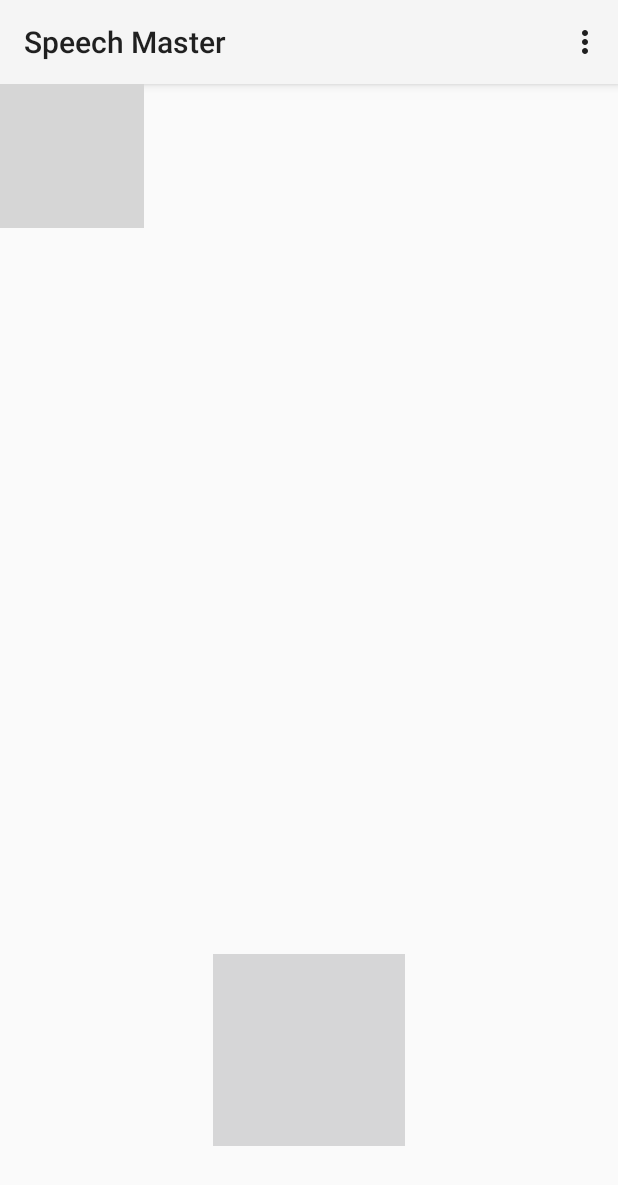
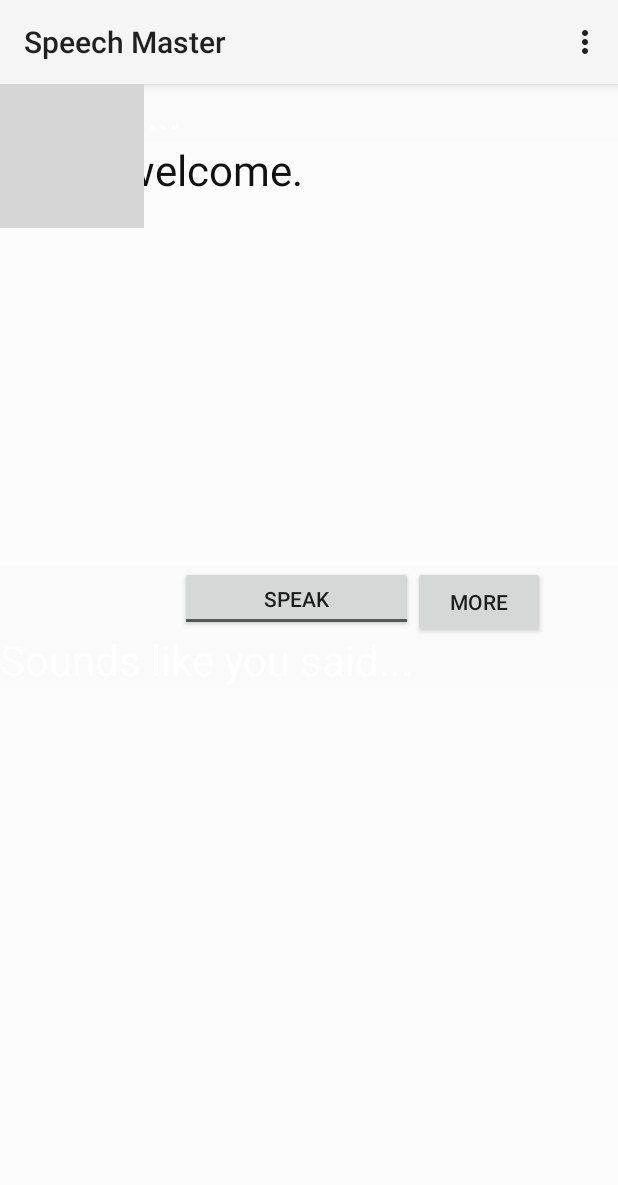
Before and after one commit to jshepdevelopment/SpeechMaster, an Android app: the screen it shows after launch (VoiceRecognitionActivity), in the options menu, after a tap on "Settings", on a phone screen of 412 x 824 dp. Shown: the top 1185 px of the screen. Run offline under Robolectric (Android 15) with nearby library versions, the phone set to English and light mode, and no system bars; grey boxes are pictures that could not be loaded.

Commit message:
Major update to UI. Random sentence generator implemented.

```diff
--- a/app/src/main/AndroidManifest.xml
+++ b/app/src/main/AndroidManifest.xml
@@ -1,12 +1,6 @@
 <?xml version="1.0" encoding="utf-8"?>
 <manifest xmlns:android="http://schemas.android.com/apk/res/android"
-    package="com.rickgoldman.speechmaster"
-    android:versionCode="1"
-    android:versionName="1.0" >
-
-    <uses-sdk
-        android:minSdkVersion="8"
-        android:targetSdkVersion="19" />
+    package="com.rickgoldman.speechmaster" >
 
     <uses-permission android:name="android.permission.RECORD_AUDIO" />
 
--- a/app/src/main/java/com/rickgoldman/speechmaster/VoiceRecognitionActivity.java
+++ b/app/src/main/java/com/rickgoldman/speechmaster/VoiceRecognitionActivity.java
@@ -5,14 +5,18 @@
  */
 
 import java.util.ArrayList;
+import java.util.Random;
 
+import android.content.DialogInterface;
+import android.os.Bundle;
+import android.widget.Button;
+import android.widget.Toast;
 import android.content.Context;
 import android.graphics.PorterDuff;
 import android.speech.RecognitionListener;
 import android.speech.RecognizerIntent;
 import android.speech.SpeechRecognizer;
 import android.content.Intent;
-import android.os.Bundle;
 import android.support.v7.app.ActionBarActivity;
 import android.util.Log;
 import android.view.Menu;
@@ -24,25 +28,29 @@
 import android.widget.CompoundButton.OnCheckedChangeListener;
 import android.widget.ProgressBar;
 import android.widget.TextView;
-import android.widget.Toast;
 import android.widget.ToggleButton;
 
 public class VoiceRecognitionActivity extends ActionBarActivity implements RecognitionListener {
 
-    private TextView returnedText;
+    private TextView returnedText, textPhrase;
     private ToggleButton toggleButton;
+    private Button randomButton;
     private ProgressBar progressBar;
     private SpeechRecognizer speech = null;
     private Intent recognizerIntent;
     private String LOG_TAG = "VoiceRecognitionActivity";
 
+
     @Override
     protected void onCreate(Bundle savedInstanceState) {
+
         super.onCreate(savedInstanceState);
         setContentView(R.layout.activity_main);
+        textPhrase = (TextView) findViewById(R.id.textPhrase);
         returnedText = (TextView) findViewById(R.id.textView1);
         progressBar = (ProgressBar) findViewById(R.id.progressBar1);
         toggleButton = (ToggleButton) findViewById(R.id.toggleButton1);
+        randomButton = (Button) findViewById(R.id.randomButton);
 
         progressBar.setVisibility(View.INVISIBLE);
         speech = SpeechRecognizer.createSpeechRecognizer(this);
@@ -58,11 +66,11 @@
 
         toggleButton.setOnCheckedChangeListener(new OnCheckedChangeListener() {
 
+
             @Override
             public void onCheckedChanged(CompoundButton buttonView,
                                          boolean isChecked) {
                 if (isChecked) {
-                    buttonEffect(toggleButton);
                     progressBar.setVisibility(View.VISIBLE);
                     progressBar.setIndeterminate(true);
                     speech.startListening(recognizerIntent);
@@ -71,6 +79,7 @@
                     progressBar.setVisibility(View.INVISIBLE);
                     speech.stopListening();
                 }
+
             }
         });
 
@@ -91,6 +100,12 @@
             case R.id.action_settings:
                 openSettings();
                 return true;
+            case R.id.action_about:
+                aboutApp();
+                return true;
+            case R.id.action_exit:
+                exitApp();
+                return true;
             default:
                 return super.onOptionsItemSelected(item);
         }
@@ -106,25 +121,37 @@
         toast.show();
     }
 
-    public static void buttonEffect(View button){
-        button.setOnTouchListener(new View.OnTouchListener() {
+    public void exitApp() {
+        //Do something with settings.
+        Context context = getApplicationContext();
+        CharSequence text = "Goodbye!";
+        int duration = Toast.LENGTH_SHORT;
 
-            public boolean onTouch(View v, MotionEvent event) {
-                switch (event.getAction()) {
-                    case MotionEvent.ACTION_DOWN: {
-                        v.getBackground().setColorFilter(0xe0f47521, PorterDuff.Mode.SRC_ATOP);
-                        v.invalidate();
-                        break;
-                    }
-                    case MotionEvent.ACTION_UP: {
-                        v.getBackground().clearColorFilter();
-                        v.invalidate();
-                        break;
-                    }
-                }
-                return false;
-            }
-        });
+        Toast toast = Toast.makeText(context, text, duration);
+        toast.show();
+        super.finish();
+    }
+
+    public void aboutApp() {
+        //Do something with settings.
+        Context context = getApplicationContext();
+        CharSequence text = "Speech Master!";
+        int duration = Toast.LENGTH_SHORT;
+
+        Toast toast = Toast.makeText(context, text, duration);
+        toast.show();
+    }
+
+    public void makePhrase(View view) {
+
+        Random rn = new Random();
+        int phraseNum = rn.nextInt(8) + 1;
+
+        int[] phraseArray = new int[] { R.string.s1, R.string.s2, R.string.s3,
+                R.string.s4, R.string.s5, R.string.s6, R.string.s7, R.string.s8 };
+
+               textPhrase.setText(phraseArray[phraseNum]);
+
     }
 
     @Override
--- a/app/src/main/res/drawable/toggle_selector.xml
+++ /dev/null
@@ -1,9 +0,0 @@
-<?xml version="1.0" encoding="utf-8"?>
-<selector xmlns:android="http://schemas.android.com/apk/res/android">
-    <item
-        android:drawable="@drawable/toggle_on"
-        android:state_checked="true"/>
-    <item
-        android:drawable="@drawable/toggle_off"
-        android:state_checked="false"/>
-</selector>
--- a/app/src/main/res/layout/activity_main.xml
+++ b/app/src/main/res/layout/activity_main.xml
@@ -1,4 +1,5 @@
 <?xml version="1.0" encoding="utf-8"?>
+
 <RelativeLayout xmlns:android="http://schemas.android.com/apk/res/android"
     android:layout_width="match_parent"
     android:layout_height="match_parent"
@@ -20,7 +21,7 @@
         android:layout_height="wrap_content"
         android:paddingLeft="5dp"
         android:paddingRight="5dp"
-        android:layout_alignParentTop="true"
+        android:layout_alignParentBottom="true"
         android:layout_alignParentLeft="true"
         android:layout_alignParentStart="true" />
 
@@ -29,31 +30,75 @@
         android:layout_width="match_parent"
         android:layout_height="wrap_content"
         android:textSize="28sp"
+        android:textColor="#111111"
+        android:layout_below="@+id/textView2"
+        android:layout_alignParentLeft="true"
+        android:layout_alignParentStart="true"
+        android:layout_above="@+id/progressBar1"
+        android:background="#64ffffff" />
+
+    <ToggleButton
+        android:layout_width="49dp"
+        android:layout_height="43dp"
+        android:id="@+id/toggleButton1"
+        android:textOff="Speak"
+        android:textOn="Speaking"
+
+        android:layout_above="@+id/textView2"
+        android:layout_toStartOf="@+id/randomButton"
+        android:layout_toLeftOf="@+id/randomButton"
+        android:layout_toRightOf="@+id/textView"
+        android:layout_toEndOf="@+id/textView" />
+
+    <TextView
+        android:layout_width="wrap_content"
+        android:layout_height="wrap_content"
+        android:textAppearance="?android:attr/textAppearanceLarge"
+        android:text="@string/say_this"
+        android:textSize="28sp"
         android:textColor="#FFFFFF"
+        android:id="@+id/textView"
+        android:layout_alignParentTop="true"
+        android:layout_alignParentLeft="true"
+        android:layout_alignParentStart="true" />
+
+    <TextView
+        android:layout_width="wrap_content"
+        android:layout_height="wrap_content"
+        android:textAppearance="?android:attr/textAppearanceLarge"
+        android:text="@string/sounds_like"
+        android:textSize="28sp"
+        android:textColor="#FFFFFF"
+        android:id="@+id/textView2"
         android:layout_centerVertical="true"
         android:layout_alignParentLeft="true"
-        android:layout_alignParentStart="true"
-        android:textAlignment="center" />
+        android:layout_alignParentStart="true" />
 
-    <LinearLayout
+    <TextView
+        android:id="@+id/textPhrase"
+        android:layout_width="match_parent"
+        android:layout_height="wrap_content"
+        android:textSize="28sp"
+        android:textColor="#111111"
+        android:textAlignment="center"
+        android:layout_below="@+id/textView"
+        android:layout_alignParentRight="true"
+        android:layout_alignParentEnd="true"
+        android:layout_above="@+id/toggleButton1"
+        android:background="#64ffffff" />
+
+    <Button
         android:layout_width="wrap_content"
         android:layout_height="wrap_content"
-        android:layout_alignParentBottom="true"
-        android:layout_centerHorizontal="true"
-        android:layout_marginBottom="60dp"
-        android:gravity="center"
-        android:orientation="vertical"
-        android:id="@+id/linearLayout">
+        android:text="@string/more"
+        android:id="@+id/randomButton"
+        android:layout_alignTop="@+id/toggleButton1"
+        android:layout_toRightOf="@+id/textView2"
+        android:layout_toEndOf="@+id/textView2"
+        android:enabled="true"
+        android:clickable="true"
+        android:onClick="makePhrase"
 
-        <ToggleButton
-            android:layout_width="128dp"
-            android:layout_height="128dp"
-            android:id="@+id/toggleButton1"
-            android:background="@drawable/toggle_selector"
-            android:textOff=""
-            android:textOn=""
-
-             />
-    </LinearLayout>
+         />
 
 </RelativeLayout>
--- a/app/src/main/res/menu/menu_main.xml
+++ b/app/src/main/res/menu/menu_main.xml
@@ -1,6 +1,14 @@
 <menu xmlns:android="http://schemas.android.com/apk/res/android"
     xmlns:app="http://schemas.android.com/apk/res-auto"
     xmlns:tools="http://schemas.android.com/tools" tools:context=".MainActivity">
+
+    <item android:id="@+id/action_about" android:title="@string/action_about"
+        android:orderInCategory="100" app:showAsAction="never" />
+
+    <item android:id="@+id/action_exit" android:title="@string/action_exit"
+        android:orderInCategory="100" app:showAsAction="never" />
+
     <item android:id="@+id/action_settings" android:title="@string/action_settings"
-        android:orderInCategory="100" app:showAsAction="never" />
+    android:orderInCategory="100" app:showAsAction="never" />
+
 </menu>
--- a/app/src/main/res/values/strings.xml
+++ b/app/src/main/res/values/strings.xml
@@ -2,9 +2,29 @@
 <resources>
 
     <string name="app_name">Speech Master</string>
+    <string name="action_about">About</string>
+    <string name="action_exit">Exit</string>
     <string name="action_settings">Settings</string>
+
     <string name="hello_world">Master English Pronunciation</string>
     <string name="speech_prompt">Say something.</string>
-    <string name="speech_not_supported">Sorry! Your device doesn\'t support speech input</string>
+
+
+    <string name="speech_not_supported">Sorry! Your device doesn\'t support speech input.</string>
+
+    <string name="more">More</string>
+    <string name="say_this">Say this...</string>
+    <string name="sounds_like">Sounds like you said...</string>
+
+    <string name="s1">Hello.</string>
+    <string name="s2">My name is _____.</string>
+    <string name="s3">How are you?</string>
+    <string name="s4">Do you speak Chinese?</string>
+    <string name="s5">I don\'t speak English.</string>
+    <string name="s6">Thank you.</string>
+    <string name="s7">You\'re welcome.</string>
+    <string name="s8">I am Chinese.</string>
+
+
 
 </resources>
```
